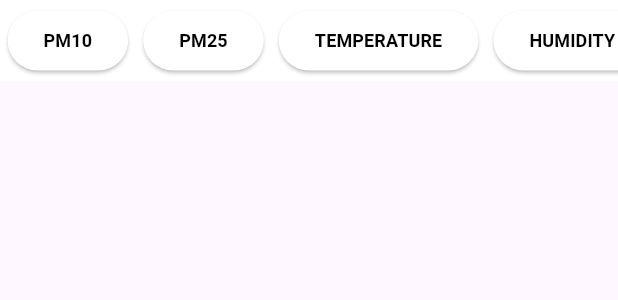
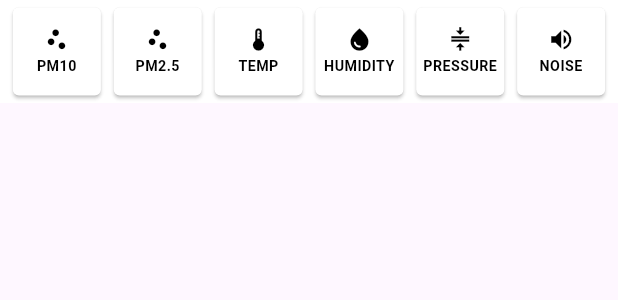
Before and after one commit to StefanijaFilipasikj/CleanBreathe, a Flutter app: the PollutantsHeading widget shown alone on an empty page, opened directly with empty values, on a phone screen of 412 x 824 dp. Shown: the top 300 px of the screen. Run offline on Flutter 3.47's test engine with Material 3 defaults, Android fonts, the phone set to English and light mode, and no system bars; our stand-ins replace fl_chart, flutter_map, font_awesome_flutter, geocoding, geolocator, latlong2 and 1 more; missing offline and left inert: flutter_map_marker_cluster, icon_decoration; accounts and stored records are empty; network calls fail.

Commit message:
Make styling changes to the dates and value type headings

```diff
--- a/lib/features/map/view/widgets/pollutants_heading.dart
+++ b/lib/features/map/view/widgets/pollutants_heading.dart
@@ -12,39 +12,69 @@ class PollutantsHeading extends StatelessWidget {
 
   @override
   Widget build(BuildContext context) {
-    final pollutants = ["pm10", "pm25", "temperature", "humidity", "pressure", "noise"];
+    //TODO: find better icons/photos
+    final pollutants = [
+      {"label": "pm10", "name": "pm10", "icon": Icons.scatter_plot},
+      {"label": "pm2.5", "name": "pm25", "icon": Icons.scatter_plot},
+      {"label": "temp", "name": "temperature", "icon": Icons.thermostat},
+      {"label": "humidity", "name": "humidity", "icon": Icons.water_drop},
+      {"label": "pressure", "name": "pressure", "icon": Icons.compress},
+      {"label": "noise", "name": "noise", "icon": Icons.volume_up},
+    ];
+
+    final screenWidth = MediaQuery.of(context).size.width;
+    final buttonSize = (screenWidth - (pollutants.length * 10)) / pollutants.length;
 
     return Container(
       color: Colors.white,
-      padding: const EdgeInsets.symmetric(vertical: 3),
-      child: SingleChildScrollView(
-        scrollDirection: Axis.horizontal,
+      padding: const EdgeInsets.symmetric(vertical: 5),
       child: Row(
+        mainAxisAlignment: MainAxisAlignment.spaceEvenly,
         children: pollutants.map((pollutant) {
-            final isSelected = pollutant == selectedPollutant;
-            return Padding(
-              padding: const EdgeInsets.symmetric(horizontal: 5),
+          final label = pollutant["label"] as String;
+          final name = pollutant["name"] as String;
+          final icon = pollutant["icon"] as IconData;
+          final isSelected = name == selectedPollutant;
+
+          return SizedBox(
+            width: buttonSize,
+            height: buttonSize,
             child: ElevatedButton(
-                onPressed: () => onPollutantSelected(pollutant),
+              onPressed: () => onPollutantSelected(name),
               style: ElevatedButton.styleFrom(
                 backgroundColor: isSelected ? Colors.black : Colors.white,
                 foregroundColor: isSelected ? Colors.white : Colors.black,
                 shape: RoundedRectangleBorder(
-                    borderRadius: BorderRadius.circular(20),
+                  borderRadius: BorderRadius.circular(4),
                 ),
+                elevation: 1,
+                shadowColor: isSelected ? Colors.black : Colors.grey.shade400,
+                padding: EdgeInsets.zero,
               ),
-                child: Text(
-                  pollutant.toUpperCase(),
-                  style: TextStyle(
-                    fontSize: 12,
+              child: Column(
+                mainAxisAlignment: MainAxisAlignment.center,
+                children: [
+                  Icon(
+                    icon,
+                    size: 18,
+                    color: isSelected ? Colors.white : Colors.black,
+                  ),
+                  const SizedBox(height: 2),
+                  Text(
+                    label.toUpperCase(),
+                    style: const TextStyle(
+                      fontSize: 9.5,
                       fontWeight: FontWeight.bold,
+                      letterSpacing: 0.3,
                     ),
+                    textAlign: TextAlign.center,
+                  ),
+                ],
               ),
             ),
           );
         }).toList(),
       ),
-      ),
     );
   }
 }
```
Also changed, not shown: lib/features/map/repository/sensor_repository.dart (+26 -1 lines), lib/features/map/view/widgets/dates_heading.dart (+87 -14 lines). Lines whose indentation alone changed are shown as unchanged.
